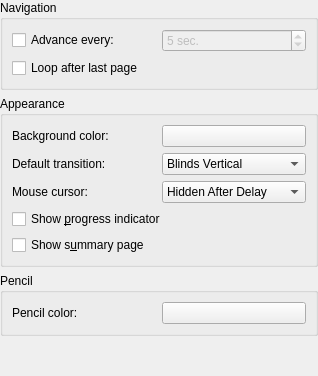
Before: the Qt Designer form conf/dlgpresentationbase.ui in KDE/okular, drawn with Qt 5.
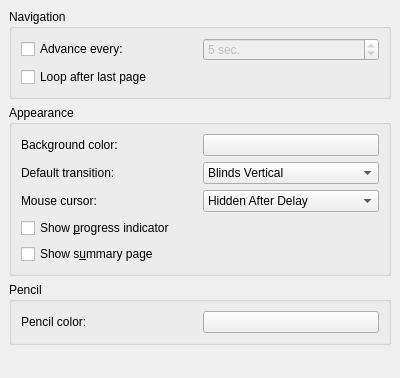
After: the same form once the commit is applied. Custom widgets are drawn as their Qt base class.

Commit message: somehow the signal connection got lost when going to Qt4

Diff of the .ui file:
```diff
--- a/conf/dlgpresentationbase.ui
+++ b/conf/dlgpresentationbase.ui
@@ -5,13 +5,13 @@
    <rect>
     <x>0</x>
     <y>0</y>
-    <width>318</width>
-    <height>376</height>
+    <width>400</width>
+    <height>378</height>
    </rect>
   </property>
   <layout class="QVBoxLayout" >
    <property name="margin" >
-    <number>0</number>
+    <number>9</number>
    </property>
    <property name="spacing" >
     <number>6</number>
@@ -81,41 +81,31 @@
        <number>6</number>
       </property>
       <item>
-       <layout class="QHBoxLayout" >
+       <layout class="QGridLayout" >
         <property name="margin" >
          <number>0</number>
         </property>
         <property name="spacing" >
          <number>6</number>
         </property>
-        <item>
+        <item row="0" column="0" >
          <widget class="QLabel" name="textLabel3" >
           <property name="text" >
            <string>Background color:</string>
           </property>
          </widget>
         </item>
-        <item>
+        <item row="0" column="1" >
          <widget class="KColorButton" name="kcfg_SlidesBackgroundColor" />
         </item>
-       </layout>
-      </item>
-      <item>
-       <layout class="QHBoxLayout" >
-        <property name="margin" >
-         <number>0</number>
-        </property>
-        <property name="spacing" >
-         <number>6</number>
-        </property>
-        <item>
+        <item row="1" column="0" >
          <widget class="QLabel" name="textLabel1" >
           <property name="text" >
            <string>Default transition:</string>
           </property>
          </widget>
         </item>
-        <item>
+        <item row="1" column="1" >
          <widget class="QComboBox" name="kcfg_SlidesTransition" >
           <item>
            <property name="text" >
@@ -209,24 +199,14 @@
           </item>
          </widget>
         </item>
-       </layout>
-      </item>
-      <item>
-       <layout class="QHBoxLayout" >
-        <property name="margin" >
-         <number>0</number>
-        </property>
-        <property name="spacing" >
-         <number>6</number>
-        </property>
-        <item>
+        <item row="2" column="0" >
          <widget class="QLabel" name="textLabel2" >
           <property name="text" >
            <string>Mouse cursor:</string>
           </property>
          </widget>
         </item>
-        <item>
+        <item row="2" column="1" >
          <widget class="QComboBox" name="kcfg_SlidesCursor" >
           <item>
            <property name="text" >
```
Left out of the diff: 19 changed lines with no effect on the pictures.
